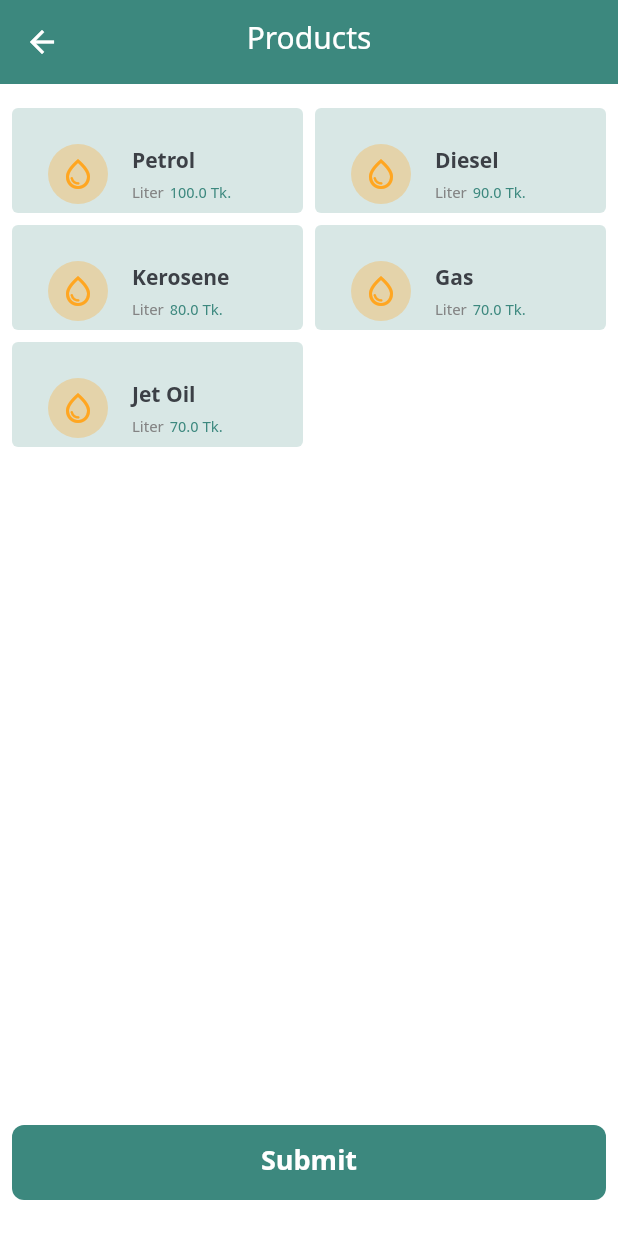
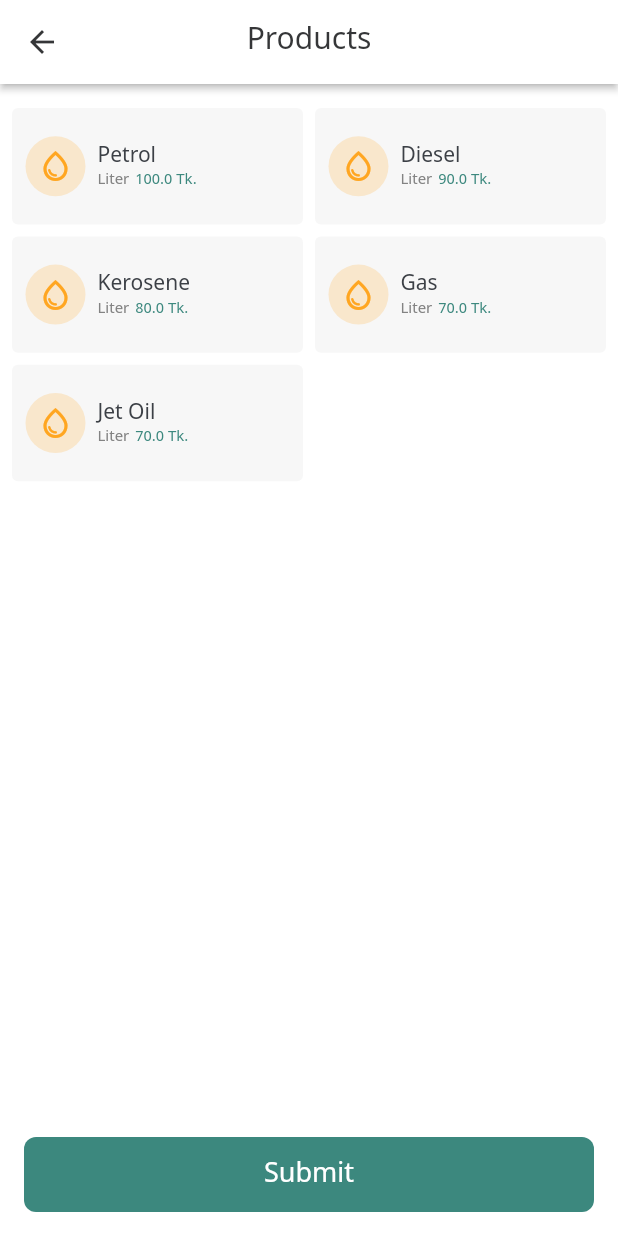
Before and after one commit to nmkawcher/SGFL, a Flutter app: the screen it shows after launch, after a tap on "Add Requisition", on a phone screen of 412 x 824 dp. Run offline on Flutter 3.47's test engine with Material 3 defaults, Android fonts, the phone set to English and light mode, and no system bars; our stand-ins replace dio, dropdown_search, easy_stepper, flutter_svg, fluttertoast, get and 4 more; missing offline and left inert: flutter_displaymode; generated files the repository leaves out were written again.

Commit message:
product ui fixed

```diff
--- a/lib/app/core/values/app_colors.dart
+++ b/lib/app/core/values/app_colors.dart
@@ -16,6 +16,7 @@ abstract class AppColors {
   static const Color colorDarkBlue = Color(0xFF13A203);
   static const Color colorDarkBlue2 = Color(0xFF38D620);
   static const Color grayLight = Color(0xFFBBBFCD);
+  static const Color grayLight1 = Color(0xFFE3DFDF);
   static const Color grayLight2 = Color(0xFFC4C6D0);
   static const Color gray = Color(0xFF838383);
   static const Color gray58 = Color(0xFF989898);
@@ -23,7 +24,7 @@ abstract class AppColors {
   static const Color greenDark= Color(0xFF086100);
   static const Color green= Color(0xFF34B829);
   static const Color greenLight= Color(0xFFE6FFE6);
-  static const Color red= Color(0xFFDD0000);
+  static const Color red= Color(0xFFF54748);
   static const Color orange= Color(0xFFFFA621);
   static const Color Yellow= Color(0xFFFFEA00);
 
@@ -34,7 +35,7 @@ abstract class AppColors {
   static const Color colorWhite = Color(0xFFFFFFFF);
   static const Color lightGreyColor = Color(0xFFC4C4C4);
   static const Color errorColor = Color(0xFFAB0B0B);
-  static const Color colorDark = Color(0xFF323232);
+  static const Color colorDark = Color(0xFF353638);
   static const Color colorTeal = Color(0xFF00EDFF);
 
   static Color statusColor(String value) => statusColorMap[value] ?? primary;
@@ -45,13 +46,19 @@ abstract class AppColors {
     'shipping': gray
   };
 
-  static defaultDecoration({Color color = grayLight, double radius = 16}) =>  BoxDecoration(
+  static defaultDecoration({
+    Color color = grayLight1,
+    Color bgColor = Colors.transparent,
+    double radius = 12,
+    bool isSelected = false
+  }) =>  BoxDecoration(
       borderRadius: BorderRadius.circular(radius),
-      border: Border.all(color: color)
+      border: Border.all(color: isSelected ? AppColors.red: color),
+      color: bgColor
   );
 
   static circleIconBG(Color color, IconData icon) => CircleAvatar(
-    backgroundColor: color.withOpacity(0.30),
+    backgroundColor: color.withOpacity(0.20),
     child: Icon(icon, color: color),
   );
 
--- a/lib/app/core/widget/custom_app_bar.dart
+++ b/lib/app/core/widget/custom_app_bar.dart
@@ -12,11 +12,16 @@ class CustomAppBar extends StatelessWidget implements PreferredSizeWidget {
   @override
   Widget build(BuildContext context) {
     return AppBar(
-      iconTheme: const IconThemeData(color: AppColors.colorWhite),
-      title: Text(title, style: const TextStyle(color: AppColors.colorWhite)),
-      backgroundColor: AppColors.primary,
+      iconTheme: const IconThemeData(color: AppColors.colorDark),
+      title: Text(title,
+        style: const TextStyle(
+            fontSize: 20,
+            color: AppColors.colorDark,
+            fontWeight: FontWeight.w500
+        )),
+      backgroundColor: AppColors.colorWhite,
       centerTitle: true,
-      elevation: 0,
+      elevation: 2,
     );
   }
 }
--- a/lib/app/core/widget/custom_btn.dart
+++ b/lib/app/core/widget/custom_btn.dart
@@ -52,7 +52,7 @@ class DefaultAppBtn extends GetView {
           style: TextStyle(
               color: isFillBtn ? textColor : backgroundColor,
               fontSize: textSize,
-              fontWeight: FontWeight.bold
+              fontWeight: FontWeight.w500
           ),
         ),
       ),
--- a/lib/app/modules/product/product_view.dart
+++ b/lib/app/modules/product/product_view.dart
@@ -18,65 +18,79 @@ class ProductView extends BaseView<ProductController> {
   @override
   Widget body(BuildContext context) {
     return Obx((){
-      return Container(
-        margin: const EdgeInsets.only(left: 8, right: 8, top: 16, bottom: 24),
-        child: Column(
-          children: [
-            Expanded(
-              child: GridView.builder(
+      return GridView.builder(
+        padding: const EdgeInsets.only(left: 8, right: 8, top: 16, bottom: 24),
+          shrinkWrap: true,
           gridDelegate: const SliverGridDelegateWithFixedCrossAxisCount(
               crossAxisCount: 2,
               crossAxisSpacing: 8,
               mainAxisSpacing: 8,
-                      mainAxisExtent: 70
+              childAspectRatio: 2.5
           ),
           itemCount: controller.productList.length,
           itemBuilder: (context, index)=> productItemUi(controller.productList[index])
+      );
+    });
+  }
+
+  @override
+  Widget? bottomNavigationBar() {
+    return Padding(
+      padding: const EdgeInsets.all(16),
+      child: DefaultAppBtn(
+          title: appLocalization.submit,
+          onClick: (){Get.toNamed(Routes.REQUISITION_Information);}
       ),
+    );
+  }
+
+  Widget productItemUi(ProductModel product) {
+    return Obx(() {
+      return GestureDetector(
+        onTap: (){product.isSelected.value = !product.isSelected.value;},
+        child: Container(
+            alignment: Alignment.center,
+            decoration: BoxDecoration(
+                color: AppColors.grayShed,
+                borderRadius: BorderRadius.circular(4),
+                border: Border.all(
+                    color: product.isSelected.isTrue
+                        ? AppColors.red
+                        :Colors.transparent
+                )
             ),
-            DefaultAppBtn(
-                title: appLocalization.submit,
-                onClick: (){Get.toNamed(Routes.REQUISITION_Quantity);}
+            padding: const EdgeInsets.all(8),
+            child: Row(
+              children: [
+                AppColors.circleIconBG(AppColors.orange, Icons.water_drop_outlined),
+                const SizedBox(width: 8),
+                Column(
+                  crossAxisAlignment: CrossAxisAlignment.start,
+                  mainAxisSize: MainAxisSize.min,
+                  children: [
+                    Text(product.productName!, overflow: TextOverflow.ellipsis,
+                      style: const TextStyle(fontSize: 14,
+                          fontWeight: FontWeight.w500,
+                          color: AppColors.textColor),
+                    ),
+                    Row(
+                      mainAxisSize: MainAxisSize.min,
+                      children: [
+                        Text(product.productUnit!, style: const TextStyle(
+                            fontSize: 10, color: AppColors.gray)),
+                        const SizedBox(width: 4),
+                        Text('${product.productPrice.toString()} ${appLocalization
+                            .tk}', style: const TextStyle(
+                            fontSize: 10, color: AppColors.primary),
+                        ),
+                      ],
+                    ),
+                  ],
                 )
               ],
+            )
         ),
       );
     });
   }
-
-  Widget productItemUi(ProductModel product) {
-    return Obx((){
-      var selectValue = product.isSelect ?? false.obs;
-      return Container(
-        decoration: BoxDecoration(
-           color: selectValue.isFalse ? AppColors.primary.withOpacity(0.2) : AppColors.pageBackground,
-            borderRadius: BorderRadius.circular(4)
-        ),
-        alignment: Alignment.center,
-        padding: const EdgeInsets.all(8),
-        child: ListTile(
-          onTap: () {
-            product.isSelect?.value = !selectValue.value;
-
-          },
-          tileColor: AppColors.pageBackground,
-          focusColor: AppColors.primary.withOpacity(0.2),
-          leading: AppColors.circleIconBG(AppColors.orange, Icons.water_drop_outlined),
-          title: Text(product.productName!,
-            style: const TextStyle(fontSize: 14, fontWeight: FontWeight.bold, color: AppColors.textColor),
-          ),
-          subtitle: Row(
-            children: [
-              Text(product.productUnit!, style: const TextStyle(fontSize: 10, color: AppColors.gray)),
-              const SizedBox(width: 4),
-              Text('${product.productPrice.toString()} ${appLocalization.tk}', style: const TextStyle(fontSize: 10,color: AppColors.primary),
-              ),
-            ],
-          ),
-        ),
-      );
-    });
-
 }
-
-}
--- a/lib/app/routes/app_pages.dart
+++ b/lib/app/routes/app_pages.dart
@@ -5,8 +5,6 @@ import 'package:sgfl_sales/app/modules/product/product_binding.dart';
 import 'package:sgfl_sales/app/modules/product/product_view.dart';
 import 'package:sgfl_sales/app/modules/requisition/requisition_binding.dart';
 import 'package:sgfl_sales/app/modules/requisition/requisition_information_view.dart';
-import 'package:sgfl_sales/app/modules/requisition/requisition_summary_view.dart';
-
 import '../modules/home/home_binding.dart';
 import '../modules/home/customer_home/customer_home_view.dart';
 import '../modules/login/login_binding.dart';
@@ -49,11 +47,6 @@ class AppPages {
       binding: RequisitionBinding(),
     ),
     GetPage(
-      name: _Paths.REQUISITION_Summary,
-      page: () => RequisitionSummaryView(),
-      binding: RequisitionBinding(),
-    ),
-    GetPage(
       name: _Paths.PRODUCTS,
       page: () => ProductView(),
       binding: ProductBinding(),
--- a/pubspec.yaml
+++ b/pubspec.yaml
@@ -27,6 +27,7 @@ dependencies:
   flutter_displaymode: ^0.6.0
   dropdown_search: ^5.0.6
   easy_stepper: ^0.8.5
+  input_quantity: ^2.3.4
 
 dev_dependencies:
   flutter_test:
```
Also changed, not shown: lib/app/data/model/depot_model.dart (added, +18 -0 lines), lib/app/data/model/product_model.dart (+10 -12 lines), lib/app/modules/product/product_controller.dart (+5 -5 lines), lib/app/modules/requisition/requisition_controller.dart (+26 -3 lines), lib/app/modules/requisition/requisition_information_view.dart (+56 -51 lines), lib/app/modules/requisition/requisition_quantity_view.dart (+152 -82 lines), lib/app/modules/requisition/requisition_summary_view.dart (deleted, +0 -113 lines), pubspec.lock. Lines whose indentation alone changed are shown as unchanged.
